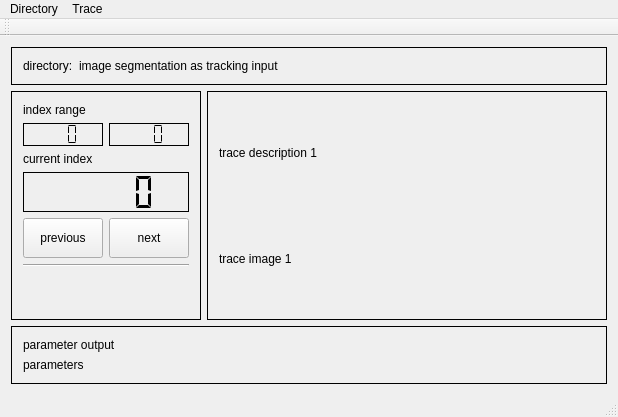
Old version of the form trace/qtcr-trace/mainwindow.ui in the repository HwyToHell/video-dev.
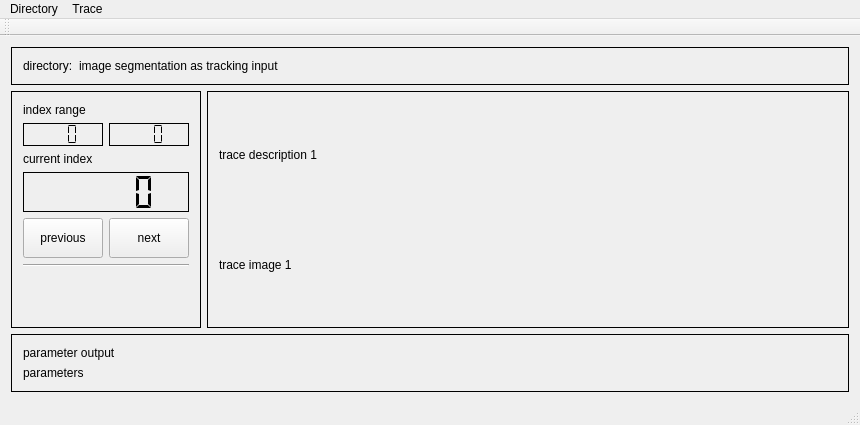
New version of the form.

```diff
--- a/trace/qtcr-trace/mainwindow.ui
+++ b/trace/qtcr-trace/mainwindow.ui
@@ -6,8 +6,8 @@
    <rect>
     <x>0</x>
     <y>0</y>
-    <width>618</width>
-    <height>417</height>
+    <width>860</width>
+    <height>425</height>
    </rect>
   </property>
   <property name="windowTitle">
@@ -31,8 +31,8 @@
         <rect>
          <x>0</x>
          <y>0</y>
-         <width>416</width>
-         <height>244</height>
+         <width>648</width>
+         <height>235</height>
         </rect>
        </property>
        <layout class="QGridLayout" name="gridLayout_5">
@@ -275,8 +275,8 @@
     <rect>
      <x>0</x>
      <y>0</y>
-     <width>618</width>
-     <height>21</height>
+     <width>860</width>
+     <height>22</height>
     </rect>
    </property>
    <widget class="QMenu" name="menuSelect_Directory">
```
